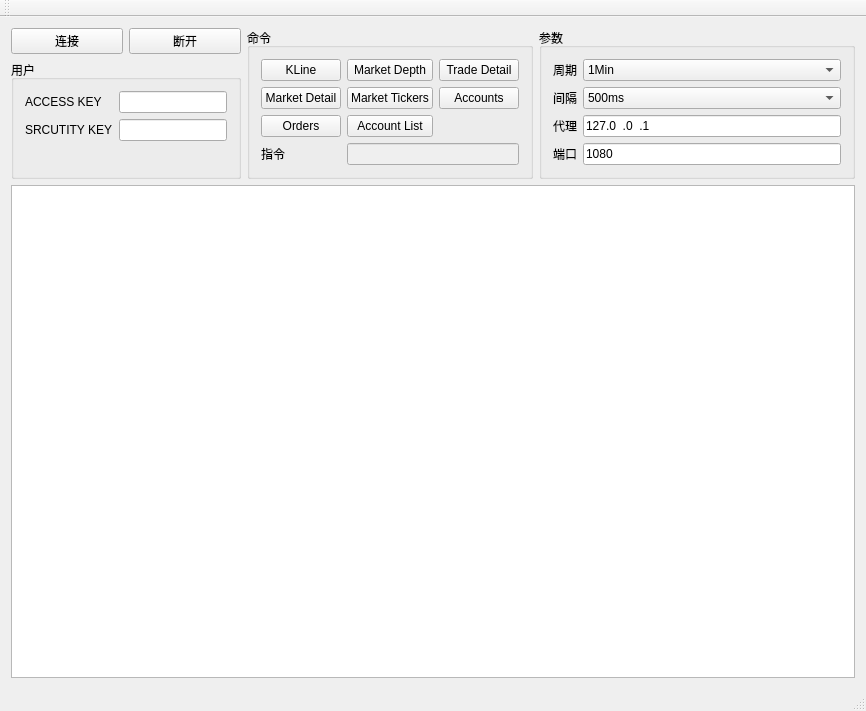
Old version of the form QtGuiApplication1/QtGuiApplication1/MainWindow.ui in the repository PlayerZZ/HuoBiTest.
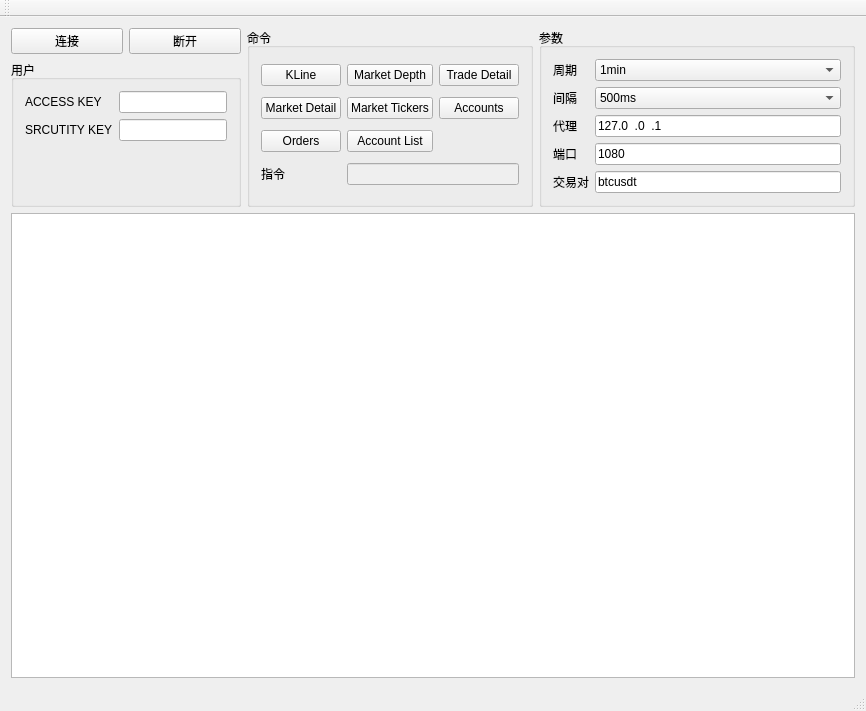
New version of the form.

What changed in the file:
```diff
--- a/QtGuiApplication1/QtGuiApplication1/MainWindow.ui
+++ b/QtGuiApplication1/QtGuiApplication1/MainWindow.ui
@@ -157,7 +157,7 @@
         <widget class="QComboBox" name="comboBox">
          <item>
           <property name="text">
-           <string>1Min</string>
+           <string>1min</string>
           </property>
          </item>
          <item>
@@ -239,6 +239,20 @@
          </property>
         </widget>
        </item>
+       <item row="5" column="1">
+        <widget class="QLineEdit" name="lineEdit_7">
+         <property name="text">
+          <string>btcusdt</string>
+         </property>
+        </widget>
+       </item>
+       <item row="5" column="0">
+        <widget class="QLabel" name="label_9">
+         <property name="text">
+          <string>交易对</string>
+         </property>
+        </widget>
+       </item>
       </layout>
      </widget>
     </item>
```
Left out of the diff: 44 changed lines with no effect on the pictures.
